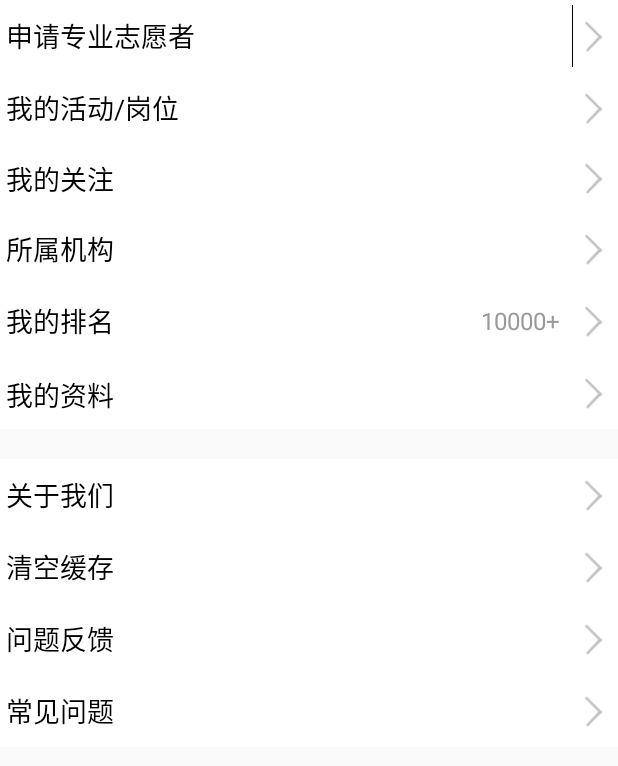
After one commit to amazingLee/WeVolunteer, an Android app: the layout personal_bottom_item.xml on its own in the app's theme, with its tools: preview values and no code run, on a phone screen of 412 x 824 dp. The commit adds this screen. Shown: the top 766 px of the screen. Run offline under Robolectric (Android 15) with nearby library versions, the phone set to English and light mode, and no system bars.

Commit message:
个人主页页面，注意在build中导入圆形头像的包

```diff
--- a/app/src/main/java/com/example/renhao/wevolunteer/fragment/HomePageFragment.java
+++ b/app/src/main/java/com/example/renhao/wevolunteer/fragment/HomePageFragment.java
@@ -1,4 +1,4 @@
-package com.example.renhao.wevolunteer.fragment;
+package com.example.renhao.wevolunteer.Fragment;
 
 
 import android.app.Fragment;
--- /dev/null
+++ b/app/src/main/res/layout/personal_bottom_item.xml
@@ -0,0 +1,286 @@
+<?xml version="1.0" encoding="utf-8"?>
+<LinearLayout xmlns:android="http://schemas.android.com/apk/res/android"
+    android:layout_width="match_parent"
+    android:layout_height="wrap_content"
+    android:orientation="vertical">
+
+    <LinearLayout
+        android:id="@+id/item_Professional"
+        android:layout_width="match_parent"
+        android:layout_height="@dimen/bottom_item_height"
+        android:background="#fff"
+        android:divider="#000"
+        android:dividerPadding="3dp"
+        android:orientation="horizontal"
+        android:showDividers="middle">
+
+        <TextView
+            android:id="@+id/tv_personal_ifProfessional"
+            android:layout_width="wrap_content"
+            android:layout_height="wrap_content"
+            android:layout_gravity="center"
+            android:layout_marginLeft="@dimen/textview_bottom_left_marginleft"
+            android:layout_weight="1"
+            android:text="@string/personal_ifProfessional_FALSE"
+            android:textColor="#000"
+            android:textSize="@dimen/textview_bottom_left_size" />
+
+        <TextView
+            android:id="@+id/tv_personal_major"
+            android:layout_width="wrap_content"
+            android:layout_height="wrap_content"
+            android:layout_gravity="center"
+            android:layout_marginRight="@dimen/textview_bottom_right_marginright"
+            android:gravity="left"
+            android:text="法律援助"
+            android:textColor="#999"
+            android:textSize="@dimen/textview_bottom_right_size"
+            android:visibility="gone" />
+
+        <ImageView
+            android:layout_width="@dimen/imageview_bottom_mark_size"
+            android:layout_height="@dimen/imageview_bottom_mark_size"
+            android:layout_gravity="center"
+            android:layout_marginRight="@dimen/imageview_bottom_mark_marginright"
+            android:src="@drawable/entry_mark" />
+    </LinearLayout>
+
+    <LinearLayout
+        android:id="@+id/item_job"
+        android:layout_width="match_parent"
+        android:layout_height="@dimen/bottom_item_height"
+        android:background="#fff"
+        android:orientation="horizontal">
+
+        <TextView
+            android:layout_width="wrap_content"
+            android:layout_height="wrap_content"
+            android:layout_gravity="center"
+            android:layout_marginLeft="@dimen/textview_bottom_left_marginleft"
+            android:layout_weight="1"
+            android:text="@string/personal_myJob"
+            android:textColor="#000"
+            android:textSize="@dimen/textview_bottom_left_size" />
+
+        <ImageView
+            android:layout_width="@dimen/imageview_bottom_mark_size"
+            android:layout_height="@dimen/imageview_bottom_mark_size"
+            android:layout_gravity="center"
+            android:layout_marginRight="@dimen/imageview_bottom_mark_marginright"
+            android:src="@drawable/entry_mark" />
+    </LinearLayout>
+
+    <LinearLayout
+        android:id="@+id/item_attention"
+        android:layout_width="match_parent"
+        android:layout_height="46dp"
+        android:background="#fff"
+        android:orientation="horizontal">
+
+        <TextView
+            android:layout_width="wrap_content"
+            android:layout_height="wrap_content"
+            android:layout_gravity="center"
+            android:layout_marginLeft="@dimen/textview_bottom_left_marginleft"
+            android:layout_weight="1"
+            android:text="@string/personal_myAttention"
+            android:textColor="#000"
+            android:textSize="@dimen/textview_bottom_left_size" />
+
+        <ImageView
+            android:layout_width="@dimen/imageview_bottom_mark_size"
+            android:layout_height="@dimen/imageview_bottom_mark_size"
+            android:layout_gravity="center"
+            android:layout_marginRight="@dimen/imageview_bottom_mark_marginright"
+            android:src="@drawable/entry_mark" />
+    </LinearLayout>
+
+    <LinearLayout
+        android:id="@+id/item_ORG"
+        android:layout_width="match_parent"
+        android:layout_height="@dimen/bottom_item_height"
+        android:background="#fff"
+        android:orientation="horizontal">
+
+        <TextView
+            android:id="@+id/textView"
+            android:layout_width="wrap_content"
+            android:layout_height="wrap_content"
+            android:layout_gravity="center"
+            android:layout_marginLeft="@dimen/textview_bottom_left_marginleft"
+            android:layout_weight="1"
+            android:text="@string/personal_myORG"
+            android:textColor="#000"
+            android:textSize="@dimen/textview_bottom_left_size" />
+
+        <ImageView
+            android:layout_width="@dimen/imageview_bottom_mark_size"
+            android:layout_height="@dimen/imageview_bottom_mark_size"
+            android:layout_gravity="center"
+            android:layout_marginRight="@dimen/imageview_bottom_mark_marginright"
+            android:src="@drawable/entry_mark" />
+    </LinearLayout>
+
+    <LinearLayout
+        android:id="@+id/item_rank"
+        android:layout_width="match_parent"
+        android:layout_height="@dimen/bottom_item_height"
+        android:background="#fff"
+        android:orientation="horizontal">
+
+        <TextView
+            android:layout_width="wrap_content"
+            android:layout_height="wrap_content"
+            android:layout_gravity="center"
+            android:layout_marginLeft="@dimen/textview_bottom_left_marginleft"
+            android:layout_weight="1"
+            android:text="@string/personal_myRank"
+            android:textColor="#000"
+            android:textSize="@dimen/textview_bottom_left_size" />
+
+        <TextView
+            android:id="@+id/tv_personal_rank"
+            android:layout_width="wrap_content"
+            android:layout_height="wrap_content"
+            android:layout_gravity="center"
+            android:layout_marginRight="@dimen/textview_bottom_right_marginright"
+            android:gravity="left"
+            android:text="10000+"
+            android:textColor="#999"
+            android:textSize="16sp" />
+
+        <ImageView
+            android:layout_width="@dimen/imageview_bottom_mark_size"
+            android:layout_height="@dimen/imageview_bottom_mark_size"
+            android:layout_gravity="center"
+            android:layout_marginRight="@dimen/imageview_bottom_mark_marginright"
+            android:src="@drawable/entry_mark" />
+    </LinearLayout>
+
+    <LinearLayout
+        android:id="@+id/item_information"
+        android:layout_width="match_parent"
+        android:layout_height="@dimen/bottom_item_height"
+        android:background="#fff"
+        android:orientation="horizontal">
+
+        <TextView
+            android:layout_width="@dimen/imageview_bottom_mark_size"
+            android:layout_height="@dimen/imageview_bottom_mark_size"
+            android:layout_gravity="center"
+            android:layout_marginLeft="@dimen/textview_bottom_left_marginleft"
+            android:layout_weight="1"
+            android:text="@string/personal_myInformation"
+            android:textColor="#000"
+            android:textSize="@dimen/textview_bottom_left_size" />
+
+        <ImageView
+            android:layout_width="@dimen/imageview_bottom_mark_size"
+            android:layout_height="@dimen/imageview_bottom_mark_size"
+            android:layout_gravity="center"
+            android:layout_marginRight="@dimen/imageview_bottom_mark_marginright"
+            android:src="@drawable/entry_mark" />
+    </LinearLayout>
+
+    <!--底部item中的底部部分-->
+    <LinearLayout
+        android:id="@+id/item_aboutUS"
+        android:layout_width="match_parent"
+        android:layout_height="@dimen/bottom_item_height"
+        android:layout_marginTop="@dimen/layout_bottom_bottom_margintop"
+        android:background="#fff"
+        android:orientation="horizontal">
+
+        <TextView
+            android:layout_width="wrap_content"
+            android:layout_height="wrap_content"
+            android:layout_gravity="center"
+            android:layout_marginLeft="@dimen/textview_bottom_left_marginleft"
+            android:layout_weight="1"
+            android:text="@string/personal_aboutUS"
+            android:textColor="#000"
+            android:textSize="@dimen/textview_bottom_left_size" />
+
+        <ImageView
+            android:layout_width="@dimen/imageview_bottom_mark_size"
+            android:layout_height="@dimen/imageview_bottom_mark_size"
+            android:layout_gravity="center"
+            android:layout_marginRight="@dimen/imageview_bottom_mark_marginright"
+            android:src="@drawable/entry_mark" />
+    </LinearLayout>
+
+    <LinearLayout
+        android:id="@+id/item_WIPE_CACHE"
+        android:layout_width="match_parent"
+        android:layout_height="@dimen/bottom_item_height"
+        android:background="#fff"
+        android:orientation="horizontal">
+
+        <TextView
+            android:layout_width="wrap_content"
+            android:layout_height="wrap_content"
+            android:layout_gravity="center"
+            android:layout_marginLeft="@dimen/textview_bottom_left_marginleft"
+            android:layout_weight="1"
+            android:text="@string/personal_WIPE_CACHE"
+            android:textColor="#000"
+            android:textSize="@dimen/textview_bottom_left_size" />
+
+        <ImageView
+            android:layout_width="@dimen/imageview_bottom_mark_size"
+            android:layout_height="@dimen/imageview_bottom_mark_size"
+            android:layout_gravity="center"
+            android:layout_marginRight="@dimen/imageview_bottom_mark_marginright"
+            android:src="@drawable/entry_mark" />
+    </LinearLayout>
+
+    <LinearLayout
+        android:id="@+id/item_REPORT_PROBLEM"
+        android:layout_width="match_parent"
+        android:layout_height="@dimen/bottom_item_height"
+        android:background="#fff"
+        android:orientation="horizontal">
+
+        <TextView
+            android:layout_width="wrap_content"
+            android:layout_height="wrap_content"
+            android:layout_gravity="center"
+            android:layout_marginLeft="@dimen/textview_bottom_left_marginleft"
+            android:layout_weight="1"
+            android:text="@string/personal_REPORT_PROBLEM"
+            android:textColor="#000"
+            android:textSize="@dimen/textview_bottom_left_size" />
+
+        <ImageView
+            android:layout_width="@dimen/imageview_bottom_mark_size"
+            android:layout_height="@dimen/imageview_bottom_mark_size"
+            android:layout_gravity="center"
+            android:layout_marginRight="@dimen/imageview_bottom_mark_marginright"
+            android:src="@drawable/entry_mark" />
+    </LinearLayout>
+
+    <LinearLayout
+        android:id="@+id/item_FAQ"
+        android:layout_width="match_parent"
+        android:layout_height="@dimen/bottom_item_height"
+        android:background="#fff"
+        android:orientation="horizontal">
+
+        <TextView
+            android:layout_width="wrap_content"
+            android:layout_height="wrap_content"
+            android:layout_gravity="center"
+            android:layout_marginLeft="@dimen/textview_bottom_left_marginleft"
+            android:layout_weight="1"
+            android:text="@string/personal_FAQ"
+            android:textColor="#000"
+            android:textSize="@dimen/textview_bottom_left_size" />
+
+        <ImageView
+            android:layout_width="@dimen/imageview_bottom_mark_size"
+            android:layout_height="@dimen/imageview_bottom_mark_size"
+            android:layout_gravity="center"
+            android:layout_marginRight="@dimen/imageview_bottom_mark_marginright"
+            android:src="@drawable/entry_mark" />
+    </LinearLayout>
+</LinearLayout>
--- a/app/src/main/res/values/colors.xml
+++ b/app/src/main/res/values/colors.xml
@@ -17,4 +17,6 @@
     <color name="colorBlue">#2e9ce3</color>
     <color name="colorOrange">#fc9553</color>
 
+    <color name="personal_middle_main_text">#F40755</color>
+
 </resources>
--- a/app/src/main/res/values/dimens.xml
+++ b/app/src/main/res/values/dimens.xml
@@ -31,4 +31,33 @@
     <dimen name="tevtview_gridebutton_textsize">22sp</dimen>
     <dimen name="tevtview_gridebutton_textsizeSmall">14sp</dimen>
     <dimen name="textview_gridbutton_marginbottom">16dp</dimen>
+
+    <!--PersonalFragment-->
+    <dimen name="top_height">180dp</dimen>
+    <dimen name="textview_personal_name_size">24sp</dimen>
+    <dimen name="textview_personal_specialty_size">12sp</dimen>
+    <dimen name="textview_personal_integral_size">12sp</dimen>
+    <dimen name="top_item_margeintop">8dp</dimen>
+    <dimen name="circleImageView_portrait_height">48dp</dimen>
+    <dimen name="circleImageView_portrait_width">48dp</dimen>
+    <dimen name="circleImageView_portrait_margintop">15dp</dimen>
+    <dimen name="imageview_stars_height">12dp</dimen>
+    <dimen name="imageview_stars_width">12dp</dimen>
+    <dimen name="textview_personal_middle_main">18sp</dimen>
+    <dimen name="textview_personal_middle_hint">10sp</dimen>
+    <dimen name="textview_middle_main_margintop">20dp</dimen>
+    <dimen name="textview_middle_hint_margintop">5dp</dimen>
+    <dimen name="middle_circle_width">80dp</dimen>
+    <dimen name="middle_circle_height">80dp</dimen>
+    <dimen name="middle_circle_marginleft">8dp</dimen>
+    <dimen name="middle_circle_margintop">12dp</dimen>
+    <dimen name="middle_circle_marginbottom">12dp</dimen>
+    <dimen name="bottom_item_height">48dp</dimen>
+    <dimen name="textview_bottom_left_size">18sp</dimen>
+    <dimen name="textview_bottom_left_marginleft">4dp</dimen>
+    <dimen name="textview_bottom_right_size">16sp</dimen>
+    <dimen name="textview_bottom_right_marginright">8dp</dimen>
+    <dimen name="layout_bottom_bottom_margintop">20dp</dimen>
+    <dimen name="imageview_bottom_mark_marginright">5dp</dimen>
+    <dimen name="imageview_bottom_mark_size">25dp</dimen>
 </resources>
--- /dev/null
+++ b/app/src/main/res/values/strings_personal.xml
@@ -0,0 +1,26 @@
+<?xml version="1.0" encoding="utf-8"?>
+<resources>
+    <string name="personal_name">Name</string>
+    <string name="personal_specialty">Specialty</string>
+    <string name="personal_integral">积分:</string>
+    <string name="service_time_all">66258</string>
+    <string name="service_time_all_hint">总时长</string>
+    <string name="service_time_school">55226</string>
+    <string name="service_time_school_hint">在校服务时长</string>
+    <string name="service_time_InJob">1253</string>
+    <string name="service_time_InJob_hint">在职服务时长</string>
+    <string name="service_time_retire">0</string>
+    <string name="service_time_retire_hint">退休服务时长</string>
+    <string name="personal_ifProfessional_TRUE">我的专业</string>
+    <string name="personal_ifProfessional_FALSE">申请专业志愿者</string>
+    <string name="personal_myJob">我的活动/岗位</string>
+    <string name="personal_myAttention">我的关注</string>
+    <string name="personal_myORG">所属机构</string>
+    <string name="personal_myRank">我的排名</string>
+    <string name="personal_myInformation">我的资料</string>
+    <string name="personal_aboutUS">关于我们</string>
+    <string name="personal_WIPE_CACHE">清空缓存</string>
+    <string name="personal_REPORT_PROBLEM">问题反馈</string>
+    <string name="personal_FAQ">常见问题</string>
+
+</resources>
```
Also changed, not shown: app/src/main/java/com/example/renhao/wevolunteer/Fragment/PersonalFragment.java (added, +24 -0 lines), app/src/main/java/com/example/renhao/wevolunteer/IndexActivity.java (+11 -1 lines), app/src/main/res/layout/fragment_personal.xml (added, +102 -0 lines), app/src/main/res/layout/personal_middle_item.xml (added, +126 -0 lines), app/src/main/res/drawable/Personal_top_bg.png (added), app/src/main/res/drawable/entry_mark.png (added), app/src/main/res/drawable/personal_bg.png (added), app/src/main/res/drawable/personal_middle_circle.png (added), app/src/main/res/drawable/personal_no_portrait.png (added), app/src/main/res/drawable/star.png (added), 73 other files.
